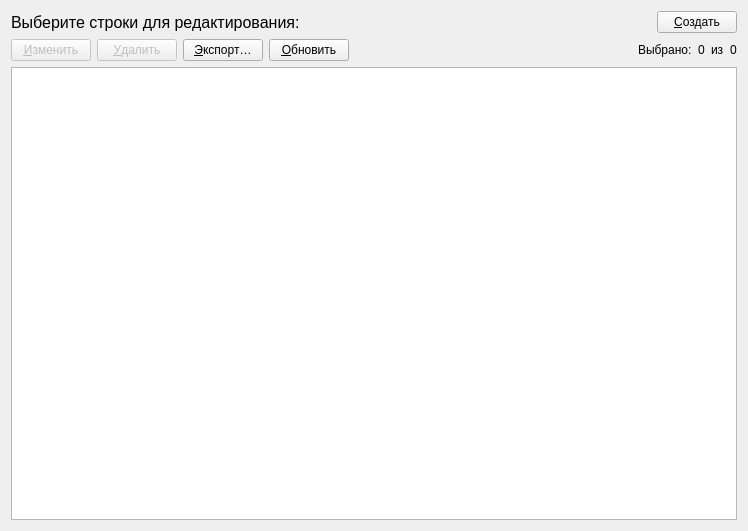
This is app/ui/assets/table.ui in NTO-2nd-stage-ABP/ccms as Qt 5 draws it before an edit. The edited form follows.
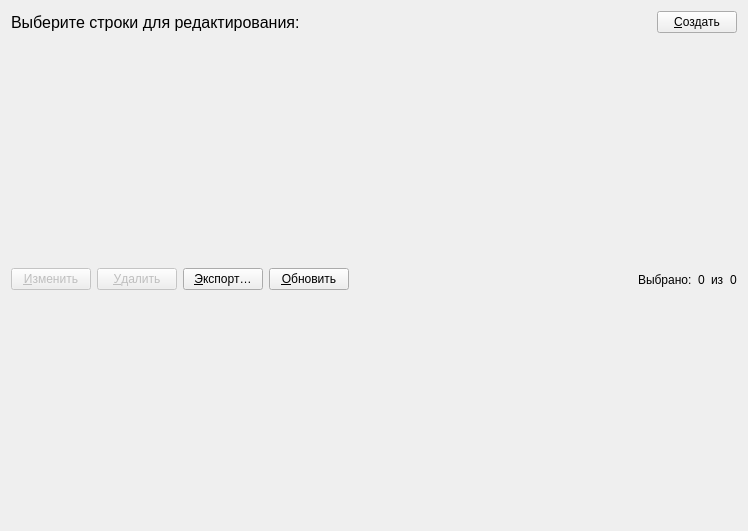
This is the edited form. Icons and pictures are not drawn.

What changed in the file:
```diff
--- a/app/ui/assets/table.ui
+++ b/app/ui/assets/table.ui
@@ -184,26 +184,7 @@
         </layout>
        </item>
        <item>
-        <widget class="QTableView" name="tableView">
-         <property name="sizePolicy">
-          <sizepolicy hsizetype="Expanding" vsizetype="Expanding">
-           <horstretch>1</horstretch>
-           <verstretch>0</verstretch>
-          </sizepolicy>
-         </property>
-         <property name="frameShadow">
-          <enum>QFrame::Plain</enum>
-         </property>
-         <property name="selectionBehavior">
-          <enum>QAbstractItemView::SelectRows</enum>
-         </property>
-         <attribute name="horizontalHeaderStretchLastSection">
-          <bool>true</bool>
-         </attribute>
-         <attribute name="verticalHeaderVisible">
-          <bool>false</bool>
-         </attribute>
-        </widget>
+        <layout class="QVBoxLayout" name="verticalLayout"/>
        </item>
       </layout>
      </item>
```
